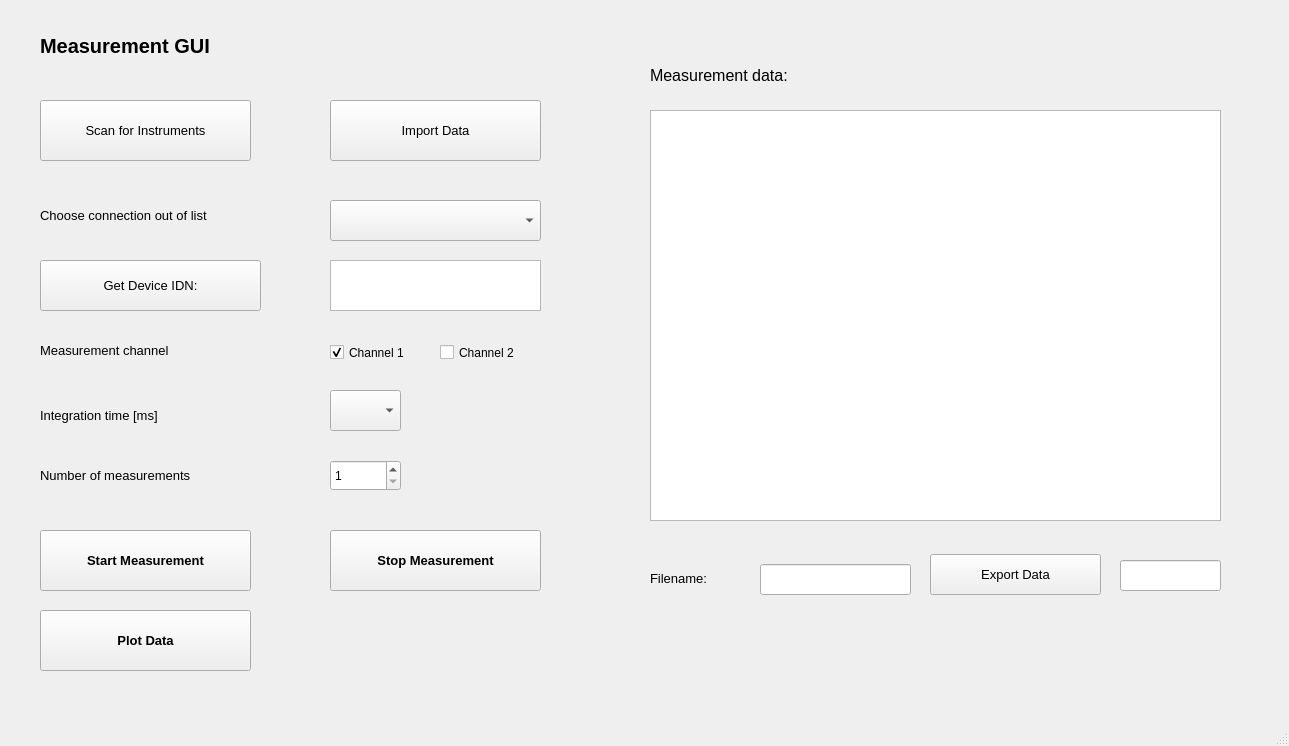
First picture: the form in measureGUI.ui, repository benjaminze/kpi_internship, before the edit.
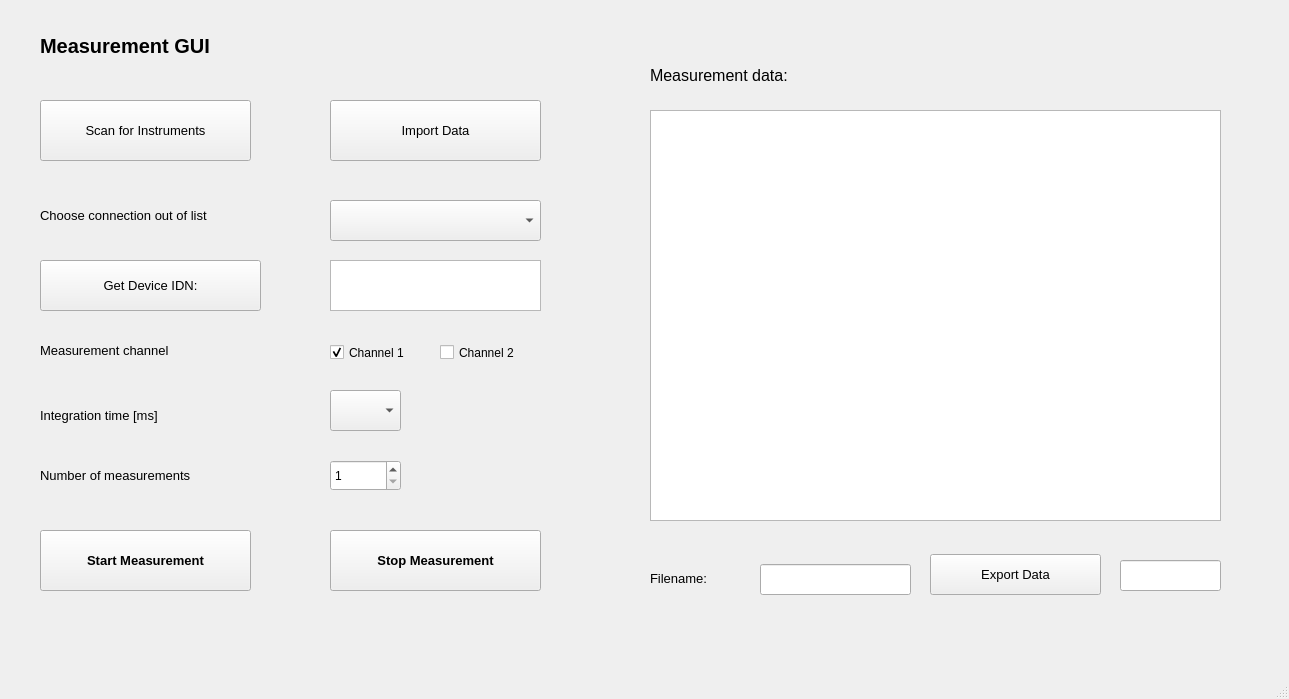
Second picture: the form after the edit.

Commit message: first version with working graphics

Diff of the .ui file:
```diff
--- a/measureGUI.ui
+++ b/measureGUI.ui
@@ -7,7 +7,7 @@
     <x>0</x>
     <y>0</y>
     <width>1289</width>
-    <height>746</height>
+    <height>699</height>
    </rect>
   </property>
   <property name="windowTitle">
@@ -386,26 +386,6 @@
      <string>Import Data</string>
     </property>
    </widget>
-   <widget class="QPushButton" name="plot_data_button">
-    <property name="geometry">
-     <rect>
-      <x>40</x>
-      <y>610</y>
-      <width>211</width>
-      <height>61</height>
-     </rect>
-    </property>
-    <property name="font">
-     <font>
-      <pointsize>10</pointsize>
-      <weight>75</weight>
-      <bold>true</bold>
-     </font>
-    </property>
-    <property name="text">
-     <string>Plot Data</string>
-    </property>
-   </widget>
   </widget>
   <widget class="QMenuBar" name="menubar">
    <property name="geometry">
```
The commit also changes 2 other files.
